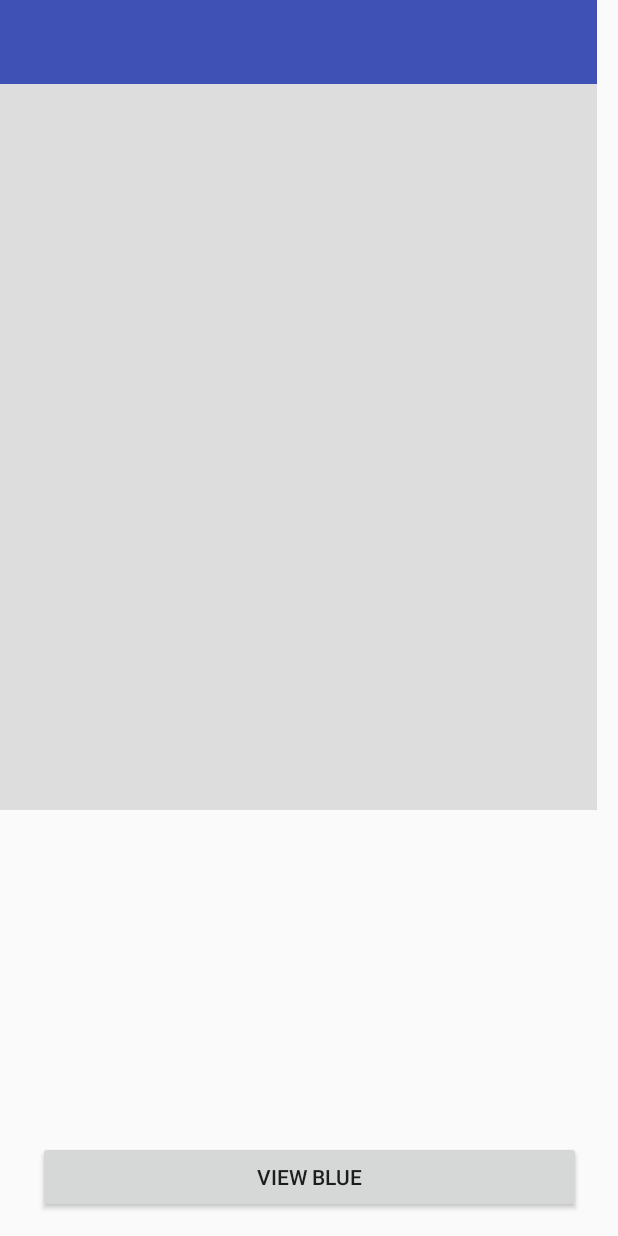
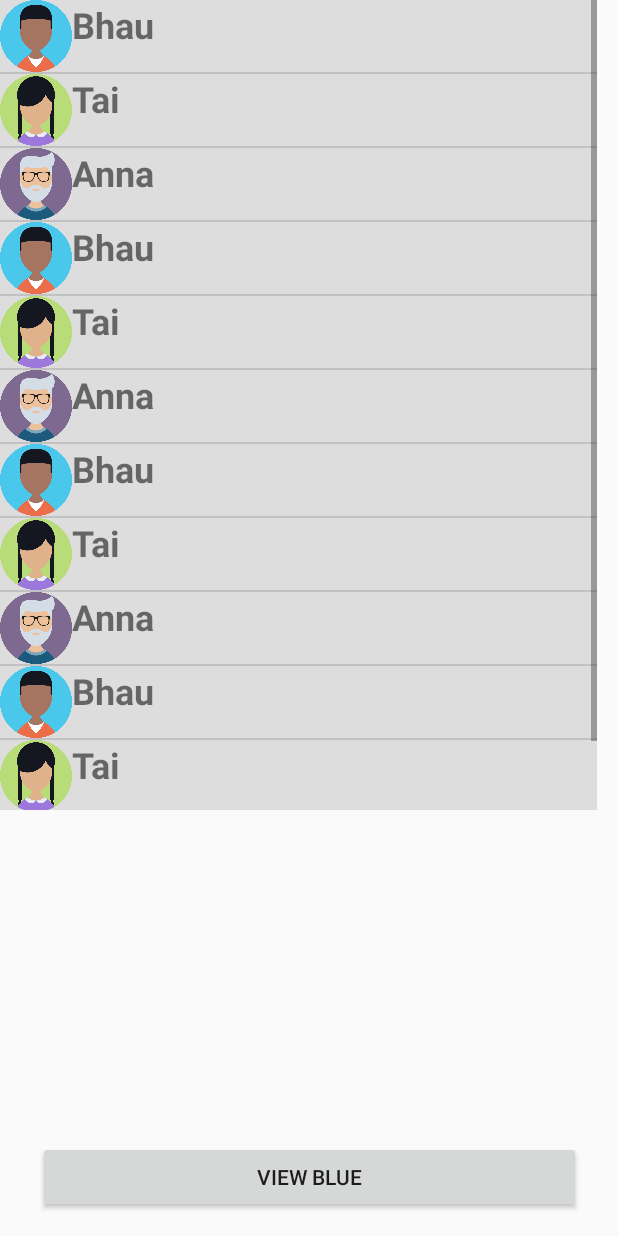
Before and after one commit to sunnyk69ul/Android-Onboarding, an Android app: the SecondScreen screen opened directly, with no data from a screen before it, after a tap on "CHANGE FRAGMENT", on a phone screen of 412 x 824 dp. Run offline under Robolectric (Android 15) with nearby library versions, the phone set to English and light mode, and no system bars; our stand-ins replace Firebase (no records; nobody signed in at launch, a user with empty details on screens opened directly); 1 statement that could not run was skipped.

Commit message:
Add list view to second screen list view fragment

```diff
--- /dev/null
+++ b/app/src/main/java/com/example/sanket/newapplication/CustomListAdaptor.java
@@ -0,0 +1,52 @@
+package com.example.sanket.newapplication;
+
+import android.app.Activity;
+import android.view.LayoutInflater;
+import android.view.View;
+import android.view.ViewGroup;
+import android.widget.AdapterView;
+import android.widget.ArrayAdapter;
+import android.widget.ImageView;
+import android.widget.TextView;
+
+public class CustomListAdaptor extends ArrayAdapter {
+
+    //to reference the Activity
+    private final Activity context;
+
+    //to store the animal images
+    private final Integer[] imageIDarray;
+
+    //to store the list of countries
+    private final String[] nameArray;
+
+
+    public CustomListAdaptor(Activity context,
+                             String[] nameArrayParam,
+                             Integer[] imageIDArrayParam){
+        super(context,R.layout.identity_profile_view_row , nameArrayParam);
+
+        this.context = context;
+        this.imageIDarray = imageIDArrayParam;
+        this.nameArray = nameArrayParam;
+    }
+
+    @Override
+    public View getView(int position, View view, ViewGroup parent) {
+        LayoutInflater inflater=context.getLayoutInflater();
+        View rowView = inflater.inflate(
+                R.layout.identity_profile_view_row,
+                null,
+                true);
+
+        //this code gets references to objects in the listview_row.xml file
+        TextView nameTextField = rowView.findViewById(R.id.profileDescriptionTextView);
+        ImageView imageView = rowView.findViewById(R.id.profileImageView);
+
+        //this code sets the values of the objects to values from the arrays
+        nameTextField.setText(nameArray[position]);
+        imageView.setImageResource(imageIDarray[position]);
+
+        return rowView;
+    }
+}
--- a/app/src/main/java/com/example/sanket/newapplication/SecondScreen.java
+++ b/app/src/main/java/com/example/sanket/newapplication/SecondScreen.java
@@ -15,7 +15,8 @@ import com.google.firebase.database.FirebaseDatabase;
 import com.google.firebase.database.ValueEventListener;
 
 
-public class SecondScreen extends FragmentActivity {
+public class SecondScreen extends FragmentActivity
+        implements SecondScreenListFragment.ListItemInteractionInterface {
 
 
     private Button fragmentToggleButton;
@@ -108,4 +109,8 @@ public class SecondScreen extends FragmentActivity {
             }
         });
     }
+
+    public void profileListItemClicked(String name, Integer imageID) {
+        toggleFragment(CurrentFragment.value);
+    }
 }
--- a/app/src/main/java/com/example/sanket/newapplication/SecondScreenAlphaFragment.java
+++ b/app/src/main/java/com/example/sanket/newapplication/SecondScreenAlphaFragment.java
@@ -6,18 +6,25 @@ import android.view.LayoutInflater;
 import android.view.View;
 import android.view.ViewGroup;
 import android.widget.Button;
+import android.widget.ImageView;
 
 public class SecondScreenAlphaFragment extends Fragment {
+
+    ImageView profileIconImageView;
+    Integer iconImageID;
 
     @Override
     public View onCreateView(LayoutInflater inflater,
                              ViewGroup container,
                              Bundle savedInstanceState) {
-        Button fragmentToggleButton = getActivity().findViewById(R.id.changeFragmentButton);
-        fragmentToggleButton.setText("View List");
-        return inflater.inflate(
+        View rootView = inflater.inflate(
                 R.layout.second_screen_alpha_fragment,
                 container,
                 false);
+        profileIconImageView = rootView.findViewById(R.id.profileImageView);
+
+        Button fragmentToggleButton = getActivity().findViewById(R.id.changeFragmentButton);
+        fragmentToggleButton.setText("View List");
+        return rootView;
     }
 }
--- a/app/src/main/java/com/example/sanket/newapplication/SecondScreenListFragment.java
+++ b/app/src/main/java/com/example/sanket/newapplication/SecondScreenListFragment.java
@@ -1,13 +1,55 @@
 package com.example.sanket.newapplication;
 
+import android.app.LauncherActivity;
+import android.content.Context;
 import android.support.v4.app.Fragment;
 import android.os.Bundle;
 import android.view.LayoutInflater;
 import android.view.View;
 import android.view.ViewGroup;
+import android.widget.AdapterView;
 import android.widget.Button;
+import android.widget.ListView;
 
 public class SecondScreenListFragment extends Fragment {
+
+    public interface ListItemInteractionInterface {
+        void profileListItemClicked(String name, Integer imageID);
+    }
+
+    String[] namesArray = {
+            "Bhau",
+            "Tai",
+            "Anna",
+            "Bhau",
+            "Tai",
+            "Anna",
+            "Bhau",
+            "Tai",
+            "Anna",
+            "Bhau",
+            "Tai",
+            "Anna"
+    };
+
+    Integer[] imageIDArray = {
+            R.drawable.boy0,
+            R.drawable.girl0,
+            R.drawable.man0,
+            R.drawable.boy0,
+            R.drawable.girl0,
+            R.drawable.man0,
+            R.drawable.boy0,
+            R.drawable.girl0,
+            R.drawable.man0,
+            R.drawable.boy0,
+            R.drawable.girl0,
+            R.drawable.man0,
+    };
+
+    ListView listView;
+    ListItemInteractionInterface itemInteractionInterface;
+
 
     @Override
     public View onCreateView(LayoutInflater inflater,
@@ -15,9 +57,43 @@ public class SecondScreenListFragment extends Fragment {
                              Bundle savedInstanceState) {
         Button fragmentToggleButton = getActivity().findViewById(R.id.changeFragmentButton);
         fragmentToggleButton.setText("View Blue");
-        return inflater.inflate(
+
+        CustomListAdaptor customListAdaptor = new CustomListAdaptor(
+                getActivity(),
+                namesArray,
+                imageIDArray);
+        View rootView = inflater.inflate(
                 R.layout.second_screen_list_fragment,
                 container,
                 false);
+        listView = rootView.findViewById(R.id.contentListView);
+        if (listView != null) {
+            listView.setAdapter(customListAdaptor);
+            listView.setOnItemClickListener(mOnClickListener);
+        }
+        return rootView;
     }
+
+    @Override
+    public void onAttach(Context context) {
+        super.onAttach(context);
+
+        try {
+            itemInteractionInterface = (ListItemInteractionInterface) context;
+        } catch (ClassCastException e) {
+            throw new ClassCastException(context.toString()
+                    + " must implement OnHeadlineSelectedListener");
+        }
+
+    }
+
+    private AdapterView.OnItemClickListener mOnClickListener = new AdapterView.OnItemClickListener() {
+        @Override
+        public void onItemClick(AdapterView<?> parent, View view, int position, long id) {
+            if (itemInteractionInterface == null) {
+                return;
+            }
+            itemInteractionInterface.profileListItemClicked(namesArray[position], imageIDArray[position]);
+        }
+    };
 }
--- /dev/null
+++ b/app/src/main/res/layout/identity_profile_view_row.xml
@@ -0,0 +1,26 @@
+<?xml version="1.0" encoding="utf-8"?>
+<LinearLayout xmlns:android="http://schemas.android.com/apk/res/android"
+    xmlns:app="http://schemas.android.com/apk/res-auto"
+    android:layout_width="match_parent"
+    android:layout_height="wrap_content">
+
+    <ImageView
+        android:id="@+id/profileImageView"
+        android:layout_width="48dp"
+        android:layout_height="48dp"
+        app:srcCompat="@drawable/boy0"/>
+
+    <LinearLayout
+        android:layout_width="match_parent"
+        android:layout_height="match_parent"
+        android:orientation="vertical">
+
+        <TextView
+            android:id="@+id/profileDescriptionTextView"
+            android:layout_width="match_parent"
+            android:layout_height="wrap_content"
+            android:textSize="24sp"
+            android:textStyle="bold"
+            android:text="TextView" />
+    </LinearLayout>
+</LinearLayout>
--- a/app/src/main/res/layout/second_screen_alpha_fragment.xml
+++ b/app/src/main/res/layout/second_screen_alpha_fragment.xml
@@ -19,4 +19,12 @@
         app:layout_constraintEnd_toEndOf="parent"
         app:layout_constraintStart_toStartOf="parent"
         app:layout_constraintTop_toTopOf="parent" />
+
+    <ImageView
+        android:id="@+id/alphaScreeenIconImageView"
+        android:layout_width="96dp"
+        android:layout_height="96dp"
+        app:srcCompat="@mipmap/ic_launcher"
+        tools:layout_editor_absoluteX="176dp"
+        tools:layout_editor_absoluteY="106dp" />
 </android.support.constraint.ConstraintLayout>
--- a/app/src/main/res/layout/second_screen_list_fragment.xml
+++ b/app/src/main/res/layout/second_screen_list_fragment.xml
@@ -6,13 +6,14 @@
     android:layout_height="match_parent"
     android:background="#dddddd">
 
-    <android.support.v7.widget.Toolbar
-        android:id="@+id/toolbar3"
+
+    <ListView
+        android:id="@+id/contentListView"
         android:layout_width="match_parent"
         android:layout_height="wrap_content"
-        android:background="?attr/colorPrimary"
-        android:minHeight="?attr/actionBarSize"
-        android:theme="?attr/actionBarTheme"
+        android:layout_marginBottom="12dp"
+        android:layout_marginTop="12dp"
+        app:layout_constraintBottom_toBottomOf="parent"
         app:layout_constraintEnd_toEndOf="parent"
         app:layout_constraintStart_toStartOf="parent"
         app:layout_constraintTop_toTopOf="parent" />
```
Also changed, not shown: app/src/main/res/drawable/boy0.png (added), app/src/main/res/drawable/boy1.png (added), app/src/main/res/drawable/girl0.png (added), app/src/main/res/drawable/girl1.png (added), app/src/main/res/drawable/man0.png (added), app/src/main/res/drawable/man1.png (added), app/src/main/res/drawable/man2.png (added), app/src/main/res/drawable/man3.png (added), app/src/main/res/drawable/man4.png (added).
